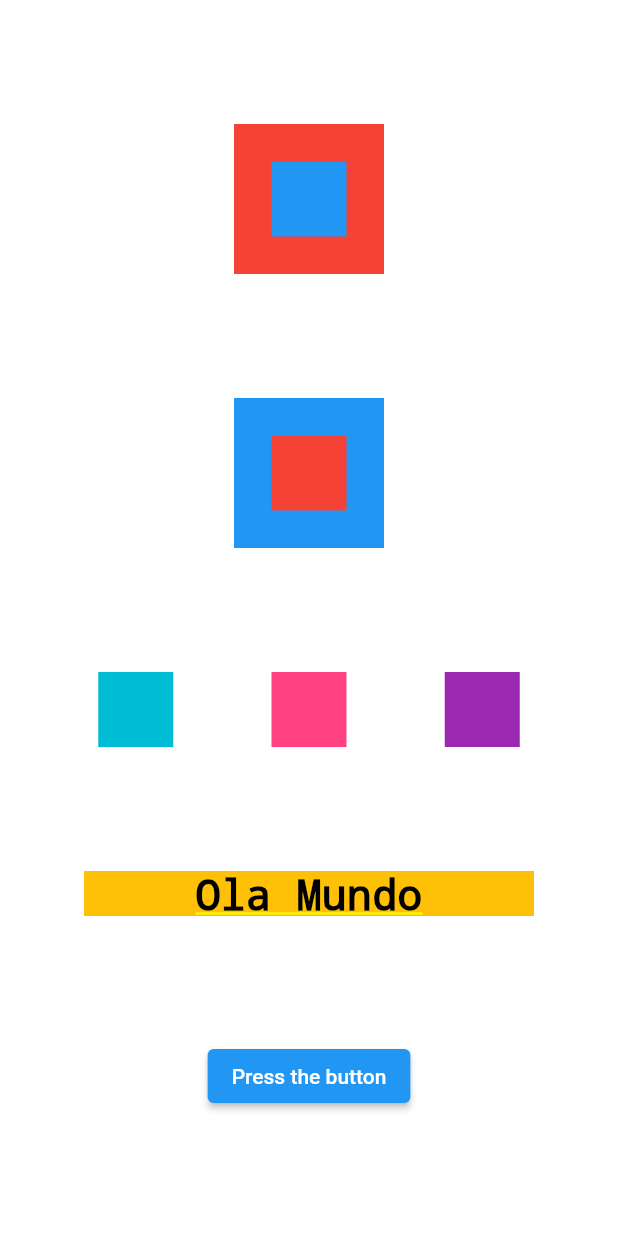
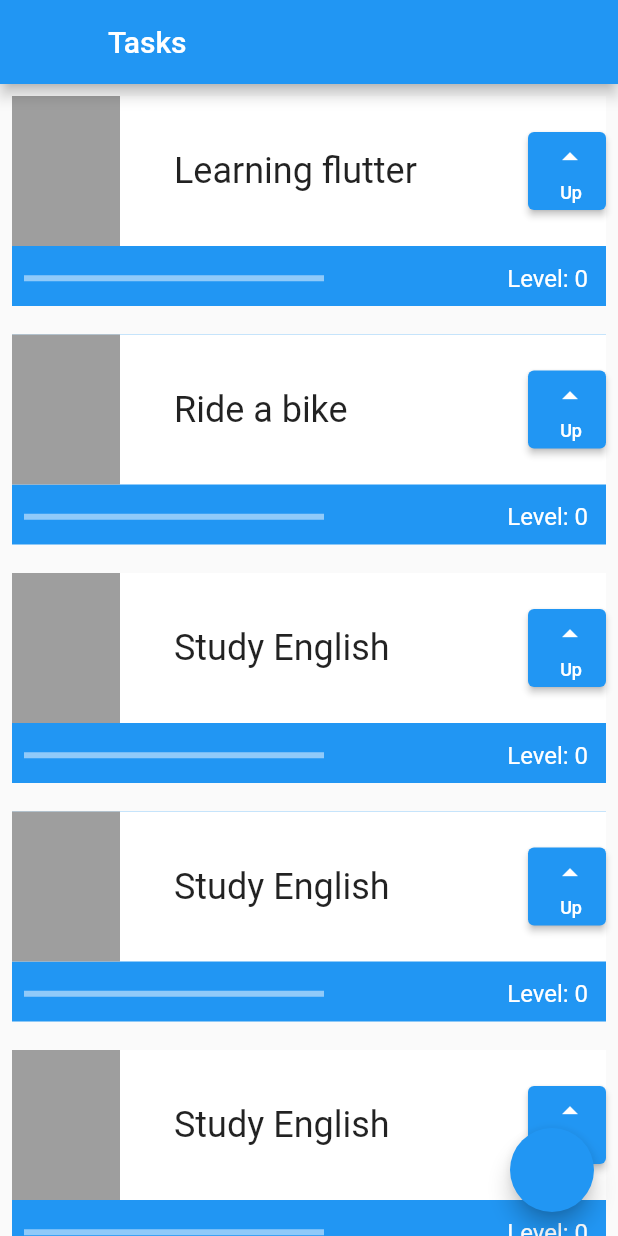
Before and after one commit to BrunaMello/alura_flutter_widgets_stateless_stateful_images_and_animations, a Flutter app: the screen it shows after launch, on a phone screen of 412 x 824 dp. Run offline on Flutter 3.47's test engine with Material 2 defaults, Android fonts, the light colour scheme and no system bars.

Commit message:
3 - Stateless and Stateful
In this class we better understand how to use Material Design in our project, in addition to creating our own custom widget! We now have more control over how to manipulate our application's structures to create a predefined screen. Shall we recap?

Scaffold:
The widget that follows the Material Design rules to create a screen with appBar, body, floatingActionButton, in addition to other parameters that we can check in the Widgets catalog in the documentation.

Stateless Widget:
Pre-prepared structure to create our custom widget. Static screen widget, that is, that does not change with time or actions.

ListView:
Widget that allows showing a list of elements on the screen, with the possibility of dragging the screen. With this Widget we started to discover how to explore screens bigger than our device's space limit. Armed with the parameter children, it also has other parameters that we can check in the Widgets catalog in the documentation.

Padding:
The Widget that allows us to create an outer layer of space on each of the 4 sides of its child Widget (child) using the EdgeInsets parameter padding.

Stateful Widget:
Pre-prepared structure to create our custom widget, a dynamic screen widget, that is, that can change with time or actions.

LinearProgressIndicator:
The first Widget from the catalog we used is already a Stateful by nature! It has the ability to change size according to its value (value) in double. We also have the option to change its background color (backgroundColor) and main color (color), in addition to other parameters that we can check in the Widgets catalog in the documentation.

Hot Reload e Hot Restart:
With the discovery of Stateful we can now understand the big difference between Hot Restart and Hot Reload. We saw how Hot Restart restarts our application by reloading the values and redrawing the screen, without saving any information (takes a little longer), while Hot Reload reloads some simple elements on the screen and keeps the values saved (extremely fast).

```diff
--- a/lib/main.dart
+++ b/lib/main.dart
@@ -14,53 +14,117 @@ class MyApp extends StatelessWidget {
         theme: ThemeData(
           primarySwatch: Colors.blue,
         ),
-        home: Container(
-          color: Colors.white,
-          child: Column(
-            mainAxisAlignment: MainAxisAlignment.spaceEvenly,
-            crossAxisAlignment: CrossAxisAlignment.center,
+        home: Scaffold(
+          appBar: AppBar(
+            leading: Container(),
+              title: Text("Tasks")),
+          body: ListView(
             children: [
-              Stack(
-                alignment: AlignmentDirectional.center,
-                children: [
-                  Container(color: Colors.red, width: 100, height: 100),
-                  Container(color: Colors.blue, width: 50, height: 50),
-                ],
-              ),
-              Stack(
-                alignment: AlignmentDirectional.center,
-                children: [
-                  Container(color: Colors.blue, width: 100, height: 100),
-                  Container(color: Colors.red, width: 50, height: 50),
-                ],
-              ),
-              Row(
-                mainAxisAlignment: MainAxisAlignment.spaceEvenly,
-                crossAxisAlignment: CrossAxisAlignment.center,
-                children: [
-                  Container(color: Colors.cyan, width: 50, height: 50),
-                  Container(color: Colors.pinkAccent, width: 50, height: 50),
-                  Container(color: Colors.purple, width: 50, height: 50),
-                ],
-              ),
-              Container(
-                color: Colors.amber,
-                height: 30,
-                width: 300,
-                child: const Text('Ola Mundo',
-                    style: TextStyle(
-                      color: Colors.black,
-                      fontSize: 28,
-                    ),
-                    textAlign: TextAlign.center),
-              ),
-              ElevatedButton(
-                  onPressed: () {
-                    print('Botao');
-                  },
-                  child: Text('Press the button')),
+              Task('Learning flutter'),
+              Task('Ride a bike'),
+              Task('Study English'),
+              Task('Study English'),
+              Task('Study English'),
+              Task('Study English'),
+              Task('Study English'),
+              Task('Study English'),
             ],
           ),
+          floatingActionButton: FloatingActionButton(onPressed: () {}),
         ));
   }
 }
+
+class Task extends StatefulWidget {
+  final String taskName;
+
+  const Task(this.taskName, {Key? key}) : super(key: key);
+
+  @override
+  State<Task> createState() => _TaskState();
+}
+
+class _TaskState extends State<Task> {
+  int level = 0;
+
+  @override
+  Widget build(BuildContext context) {
+    return Padding(
+      padding: const EdgeInsets.all(8.0),
+      child: Container(
+        child: Stack(children: [
+          Container(
+            color: Colors.blue,
+            height: 140,
+          ),
+          Column(
+            children: [
+              Container(
+                color: Colors.white,
+                height: 100,
+                child: Row(
+                  mainAxisAlignment: MainAxisAlignment.spaceBetween,
+                  children: [
+                    Container(color: Colors.grey, width: 72, height: 100),
+                    Container(
+                      width: 200,
+                      child: Text(
+                        widget.taskName,
+                        style: TextStyle(
+                          fontSize: 24,
+                          overflow: TextOverflow.ellipsis,
+                        ),
+                      ),
+                    ),
+                    Container(
+                      height: 52,
+                      width: 52,
+                      child: ElevatedButton(
+                        onPressed: () {
+                          setState(() {
+                            level++;
+                          });
+                        },
+                        child: Column(
+                          mainAxisAlignment: MainAxisAlignment.spaceEvenly,
+                          crossAxisAlignment: CrossAxisAlignment.end,
+                          children: [
+                            Icon(Icons.arrow_drop_up),
+                            Text('Up', style: TextStyle(fontSize: 12)),
+                          ],
+                        ),
+
+                      ),
+                    )
+                  ],
+                ),
+              ),
+              Row(
+                mainAxisAlignment: MainAxisAlignment.spaceBetween,
+                children: [
+                  Padding(
+                    padding: const EdgeInsets.all(8),
+                    child: Container(
+                      child: LinearProgressIndicator(
+                        color: Colors.white,
+                        value: level / 10,
+                      ),
+                      width: 200,
+                    ),
+                  ),
+                  Padding(
+                    padding: const EdgeInsets.all(12),
+                    child: Text(
+                      'Level: $level',
+                      style: TextStyle(color: Colors.white, fontSize: 16),
+                    ),
+                  ),
+                ],
+              ),
+            ],
+          ),
+        ]),
+      ),
+    );
+  }
+}
```
Also changed, not shown: lib/my_first_screen.dart (added, +48 -0 lines).
